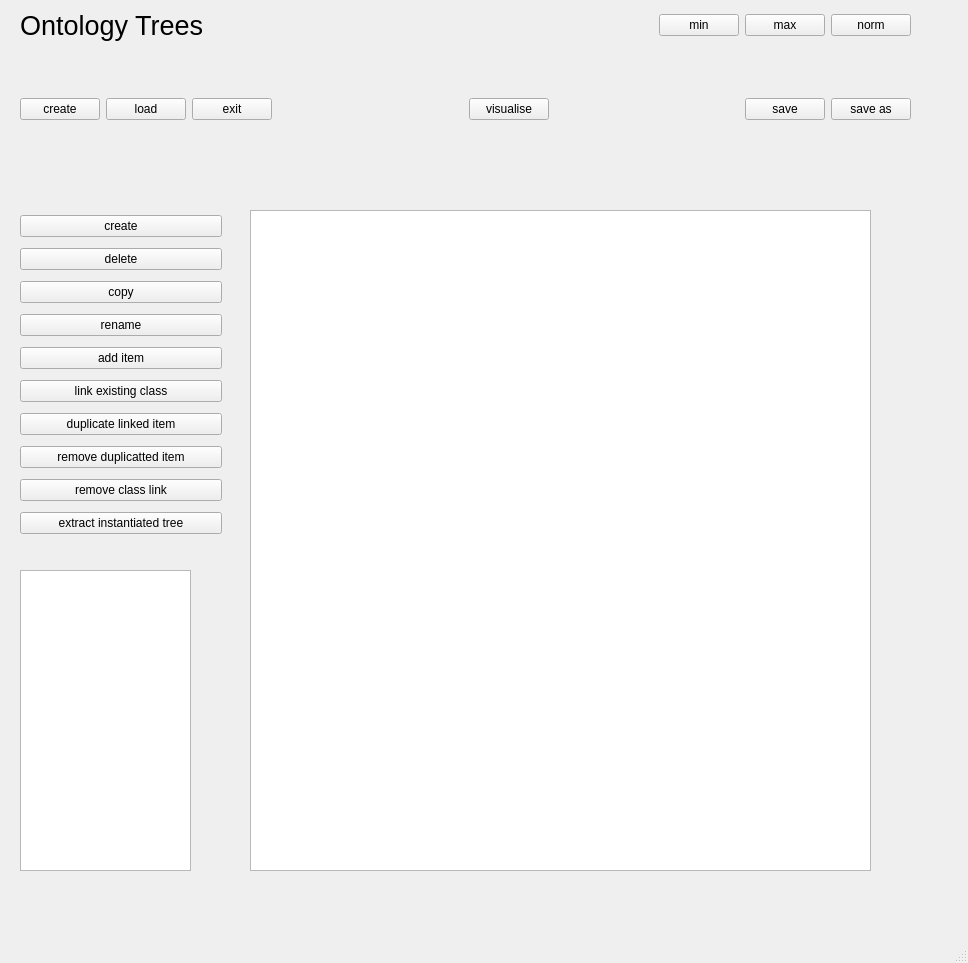
Old version of the form src/TreeSchemata_gui.ui in the repository heinz-preisig/PeriConto_generic.
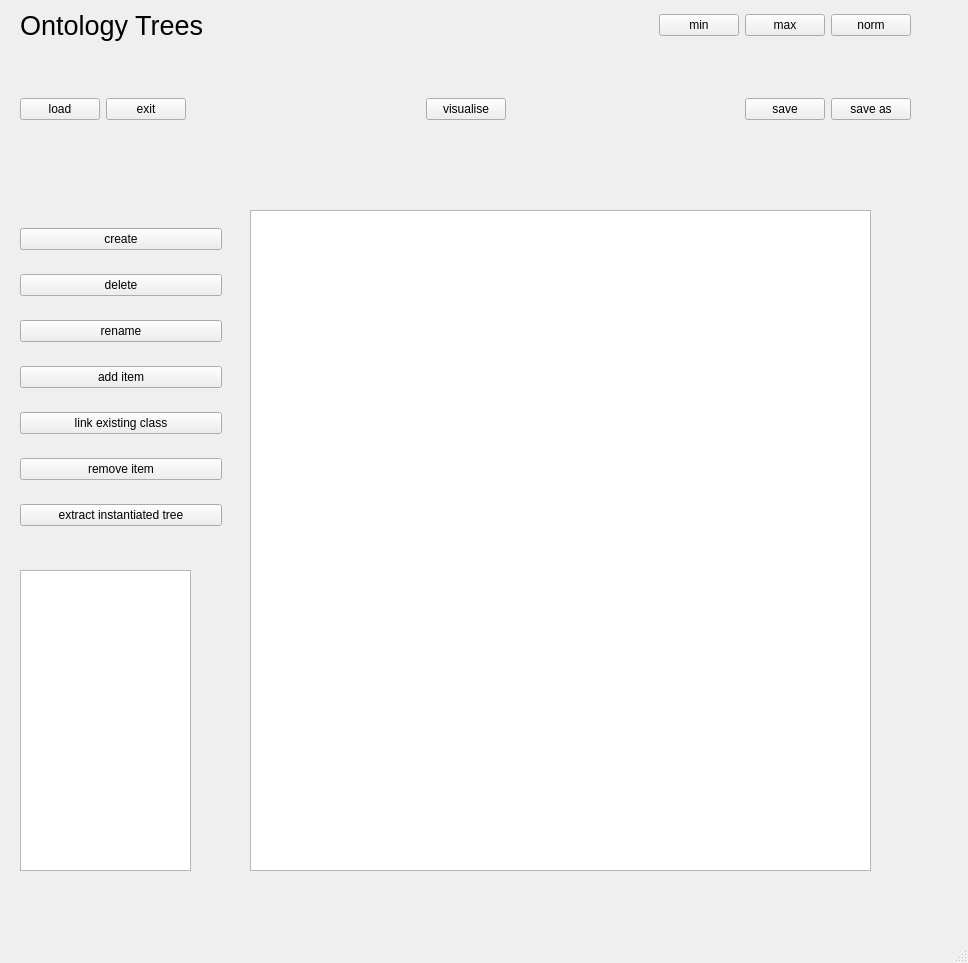
New version of the form.

Commit message: bugs [pure tree]  * small changes

Patch:
```diff
--- a/src/TreeSchemata_gui.ui
+++ b/src/TreeSchemata_gui.ui
@@ -76,13 +76,6 @@
      </rect>
     </property>
     <layout class="QHBoxLayout" name="horizontalLayout_3">
-     <item>
-      <widget class="QPushButton" name="pushOntologyCreate">
-       <property name="text">
-        <string>create</string>
-       </property>
-      </widget>
-     </item>
      <item>
       <widget class="QPushButton" name="pushOntologyLoad">
        <property name="text">
@@ -220,13 +213,6 @@
        </property>
       </widget>
      </item>
-     <item>
-      <widget class="QPushButton" name="pushCopyTree">
-       <property name="text">
-        <string>copy</string>
-       </property>
-      </widget>
-     </item>
      <item>
       <widget class="QPushButton" name="pushTreeRename">
        <property name="text">
@@ -251,21 +237,7 @@
      <item>
       <widget class="QPushButton" name="pushDuplicateILinkedtem">
        <property name="text">
-        <string>duplicate linked item</string>
-       </property>
-      </widget>
-     </item>
-     <item>
-      <widget class="QPushButton" name="pushRemoveDuplicateILinkedtem">
-       <property name="text">
-        <string>remove duplicatted item</string>
-       </property>
-      </widget>
-     </item>
-     <item>
-      <widget class="QPushButton" name="pushTreeRemoveClassLink">
-       <property name="text">
-        <string>remove class link</string>
+        <string>remove item</string>
        </property>
       </widget>
      </item>
```
Left out of the diff: 2 changed lines with no effect on the pictures. The commit also changes 9 other files.
